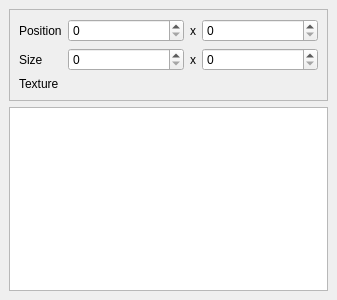
First picture: the form in src/editor/widgets/stray_images.ui, repository weird-mango-bakery/forkmuffin, before the edit.
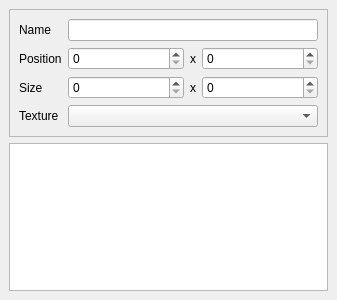
Second picture: the form after the edit.

Commit message: Undo/redo for stray image params change

Patch:
```diff
--- a/src/editor/widgets/stray_images.ui
+++ b/src/editor/widgets/stray_images.ui
@@ -27,7 +27,7 @@
        <enum>QFrame::Raised</enum>
       </property>
       <layout class="QGridLayout" name="gridLayout">
-       <item row="0" column="1">
+       <item row="1" column="1">
         <widget class="QSpinBox" name="posX">
          <property name="sizePolicy">
           <sizepolicy hsizetype="Expanding" vsizetype="Fixed">
@@ -43,21 +43,21 @@
          </property>
         </widget>
        </item>
-       <item row="0" column="2">
+       <item row="1" column="2">
         <widget class="QLabel" name="label_2">
          <property name="text">
           <string>x</string>
          </property>
         </widget>
        </item>
-       <item row="0" column="0">
+       <item row="1" column="0">
         <widget class="QLabel" name="label">
          <property name="text">
           <string>Position</string>
          </property>
         </widget>
        </item>
-       <item row="1" column="3">
+       <item row="2" column="3">
         <widget class="QSpinBox" name="sizeHeight">
          <property name="sizePolicy">
           <sizepolicy hsizetype="Expanding" vsizetype="Fixed">
@@ -70,7 +70,7 @@
          </property>
         </widget>
        </item>
-       <item row="1" column="1">
+       <item row="2" column="1">
         <widget class="QSpinBox" name="sizeWidth">
          <property name="sizePolicy">
           <sizepolicy hsizetype="Expanding" vsizetype="Fixed">
@@ -83,21 +83,21 @@
          </property>
         </widget>
        </item>
-       <item row="1" column="0">
+       <item row="2" column="0">
         <widget class="QLabel" name="label_3">
          <property name="text">
           <string>Size</string>
          </property>
         </widget>
        </item>
-       <item row="1" column="2">
+       <item row="2" column="2">
         <widget class="QLabel" name="label_4">
          <property name="text">
           <string>x</string>
          </property>
         </widget>
        </item>
-       <item row="0" column="3">
+       <item row="1" column="3">
         <widget class="QSpinBox" name="posY">
          <property name="sizePolicy">
           <sizepolicy hsizetype="Expanding" vsizetype="Fixed">
@@ -110,26 +110,26 @@
          </property>
         </widget>
        </item>
-       <item row="2" column="0">
+       <item row="3" column="0">
         <widget class="QLabel" name="label_5">
          <property name="text">
           <string>Texture</string>
          </property>
         </widget>
        </item>
-       <item row="2" column="1" colspan="3">
-        <widget class="QLabel" name="textureName">
-         <property name="sizePolicy">
-          <sizepolicy hsizetype="Expanding" vsizetype="Preferred">
-           <horstretch>0</horstretch>
-           <verstretch>0</verstretch>
-          </sizepolicy>
-         </property>
+       <item row="3" column="1" colspan="3">
+        <widget class="QComboBox" name="textureName"/>
+       </item>
+       <item row="0" column="0">
+        <widget class="QLabel" name="label_6">
          <property name="text">
-          <string/>
+          <string>Name</string>
          </property>
         </widget>
        </item>
+       <item row="0" column="1" colspan="3">
+        <widget class="QLineEdit" name="imageName"/>
+       </item>
       </layout>
      </widget>
     </item>
```
The commit also changes 8 other files.
